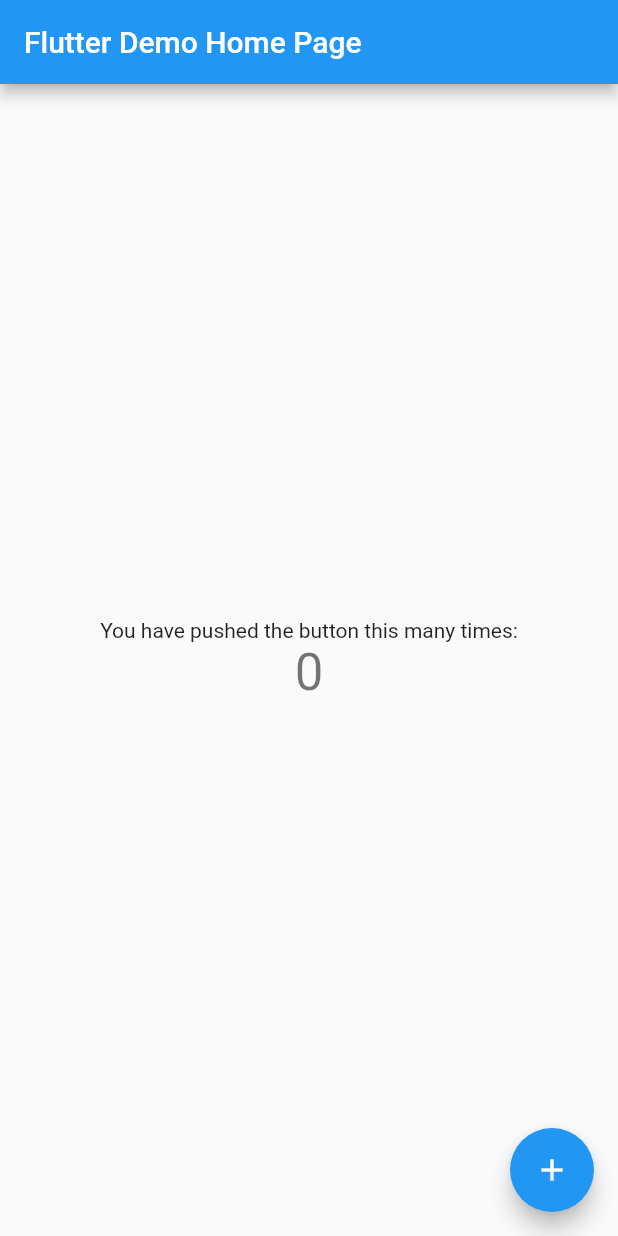
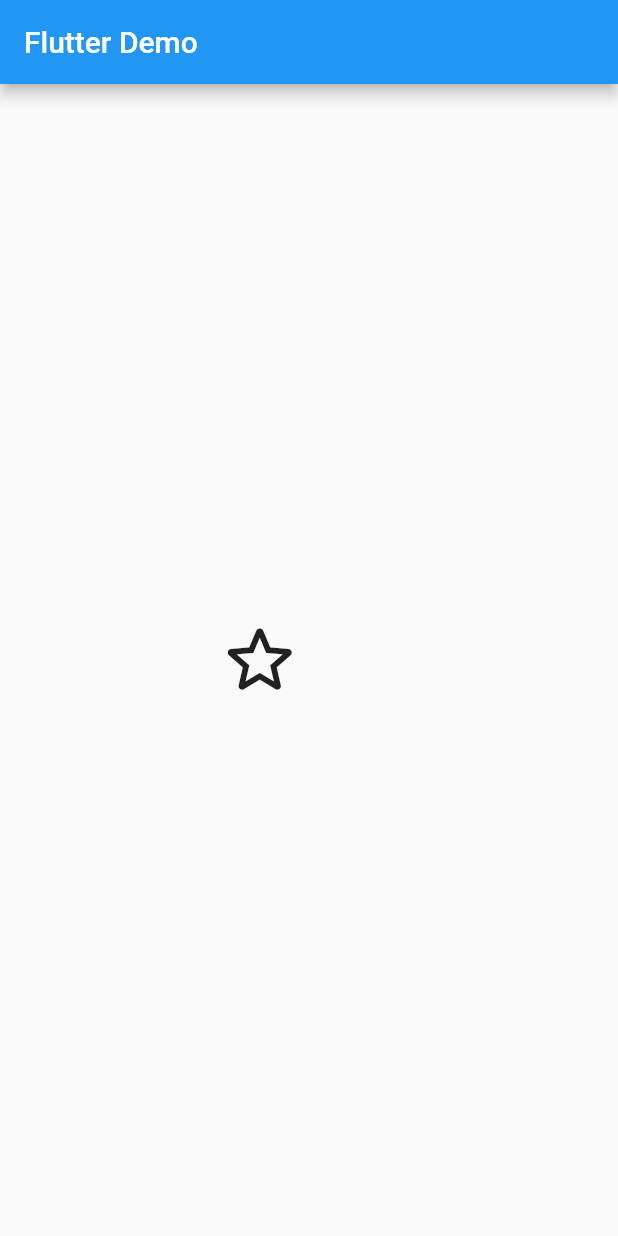
Before and after one commit to kurogoma-flutter/live_stream_heart_animation, a Flutter app: the screen it shows after launch, on a phone screen of 412 x 824 dp. Run offline on Flutter 3.47's test engine with Material 2 defaults, Android fonts, the phone set to English and light mode, and no system bars.

Commit message:
横揺れアニメーション

```diff
--- a/lib/main.dart
+++ b/lib/main.dart
@@ -1,4 +1,5 @@
 import 'package:flutter/material.dart';
+import 'dart:math' as math;
 
 void main() {
   runApp(const MyApp());
@@ -7,109 +8,95 @@
 class MyApp extends StatelessWidget {
   const MyApp({Key? key}) : super(key: key);
 
-  // This widget is the root of your application.
   @override
   Widget build(BuildContext context) {
-    return MaterialApp(
-      title: 'Flutter Demo',
-      theme: ThemeData(
-        // This is the theme of your application.
-        //
-        // Try running your application with "flutter run". You'll see the
-        // application has a blue toolbar. Then, without quitting the app, try
-        // changing the primarySwatch below to Colors.green and then invoke
-        // "hot reload" (press "r" in the console where you ran "flutter run",
-        // or simply save your changes to "hot reload" in a Flutter IDE).
-        // Notice that the counter didn't reset back to zero; the application
-        // is not restarted.
-        primarySwatch: Colors.blue,
-      ),
-      home: const MyHomePage(title: 'Flutter Demo Home Page'),
+    return const MaterialApp(
+      debugShowCheckedModeBanner: false,
+      home: MyHomePage(),
     );
   }
 }
 
 class MyHomePage extends StatefulWidget {
-  const MyHomePage({Key? key, required this.title}) : super(key: key);
-
-  // This widget is the home page of your application. It is stateful, meaning
-  // that it has a State object (defined below) that contains fields that affect
-  // how it looks.
-
-  // This class is the configuration for the state. It holds the values (in this
-  // case the title) provided by the parent (in this case the App widget) and
-  // used by the build method of the State. Fields in a Widget subclass are
-  // always marked "final".
-
-  final String title;
+  const MyHomePage({Key? key}) : super(key: key);
 
   @override
   State<MyHomePage> createState() => _MyHomePageState();
 }
 
 class _MyHomePageState extends State<MyHomePage> {
-  int _counter = 0;
+  @override
+  Widget build(BuildContext context) {
+    return Scaffold(
+      appBar: AppBar(
+        title: const Text('Flutter Demo'),
+      ),
+      body: Center(
+        child: IconWidget(),
+      ),
+    );
+  }
+}
 
-  void _incrementCounter() {
-    setState(() {
-      // This call to setState tells the Flutter framework that something has
-      // changed in this State, which causes it to rerun the build method below
-      // so that the display can reflect the updated values. If we changed
-      // _counter without calling setState(), then the build method would not be
-      // called again, and so nothing would appear to happen.
-      _counter++;
+class ShakeCurve extends Curve {
+  @override
+  double transform(double t) {
+    return 24 * math.sin(2 * math.pi * t);
+  }
+}
+
+class IconWidget extends StatefulWidget {
+  const IconWidget({Key? key}) : super(key: key);
+
+  @override
+  _IconWidgetState createState() => _IconWidgetState();
+}
+
+class _IconWidgetState extends State<IconWidget>
+    with SingleTickerProviderStateMixin {
+  late AnimationController animationController;
+  late CurvedAnimation curvedAnimation;
+
+  @override
+  void initState() {
+    animationController = AnimationController(
+      duration: const Duration(seconds: 1),
+      vsync: this,
+    );
+    animationController.addListener(() {
+      setState(() {});
     });
+    animationController.repeat();
+    curvedAnimation =
+        CurvedAnimation(parent: animationController, curve: ShakeCurve());
+    super.initState();
+  }
+
+  @override
+  void dispose() {
+    animationController.dispose();
+    super.dispose();
   }
 
   @override
   Widget build(BuildContext context) {
-    // This method is rerun every time setState is called, for instance as done
-    // by the _incrementCounter method above.
-    //
-    // The Flutter framework has been optimized to make rerunning build methods
-    // fast, so that you can just rebuild anything that needs updating rather
-    // than having to individually change instances of widgets.
-    return Scaffold(
-      appBar: AppBar(
-        // Here we take the value from the MyHomePage object that was created by
-        // the App.build method, and use it to set our appbar title.
-        title: Text(widget.title),
+    double left = 40;
+    left += curvedAnimation.value;
+    return ConstrainedBox(
+      constraints: const BoxConstraints.expand(width: 160.0, height: 60.0),
+      child: Stack(
+        fit: StackFit.expand,
+        children: <Widget>[
+          Positioned(
+            left: left,
+            top: 0.0,
+            child: const Icon(
+              Icons.star_outline_rounded,
+              size: 60,
+            ),
+          ),
+        ],
       ),
-      body: Center(
-        // Center is a layout widget. It takes a single child and positions it
-        // in the middle of the parent.
-        child: Column(
-          // Column is also a layout widget. It takes a list of children and
-          // arranges them vertically. By default, it sizes itself to fit its
-          // children horizontally, and tries to be as tall as its parent.
-          //
-          // Invoke "debug painting" (press "p" in the console, choose the
-          // "Toggle Debug Paint" action from the Flutter Inspector in Android
-          // Studio, or the "Toggle Debug Paint" command in Visual Studio Code)
-          // to see the wireframe for each widget.
-          //
-          // Column has various properties to control how it sizes itself and
-          // how it positions its children. Here we use mainAxisAlignment to
-          // center the children vertically; the main axis here is the vertical
-          // axis because Columns are vertical (the cross axis would be
-          // horizontal).
-          mainAxisAlignment: MainAxisAlignment.center,
-          children: <Widget>[
-            const Text(
-              'You have pushed the button this many times:',
-            ),
-            Text(
-              '$_counter',
-              style: Theme.of(context).textTheme.headline4,
-            ),
-          ],
-        ),
-      ),
-      floatingActionButton: FloatingActionButton(
-        onPressed: _incrementCounter,
-        tooltip: 'Increment',
-        child: const Icon(Icons.add),
-      ), // This trailing comma makes auto-formatting nicer for build methods.
     );
   }
 }
```
Also changed, not shown: lib/memo.dart (added, +76 -0 lines), 369 other files.
